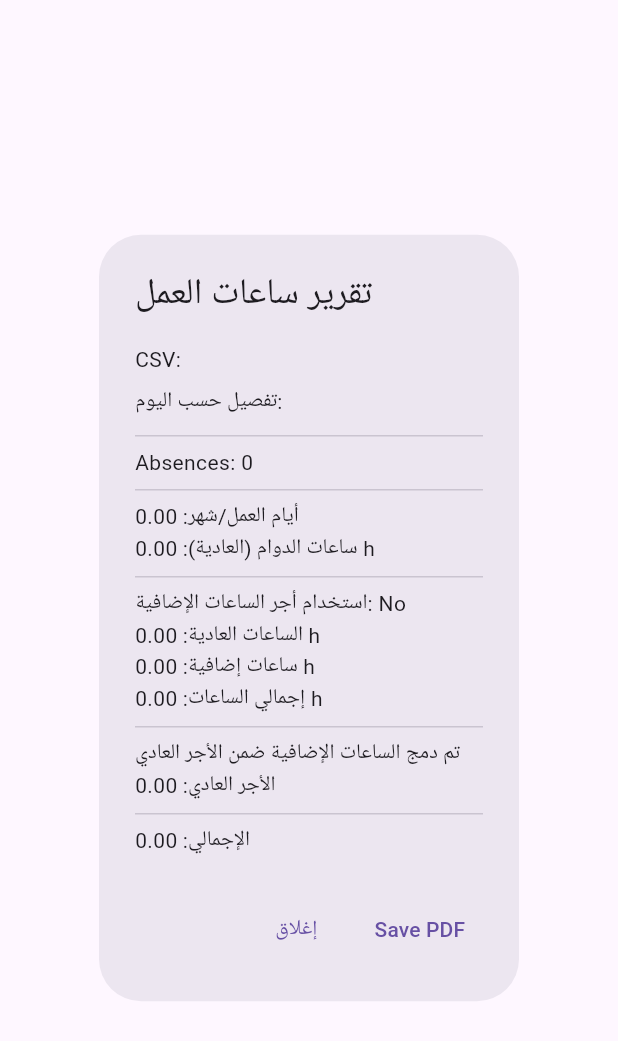
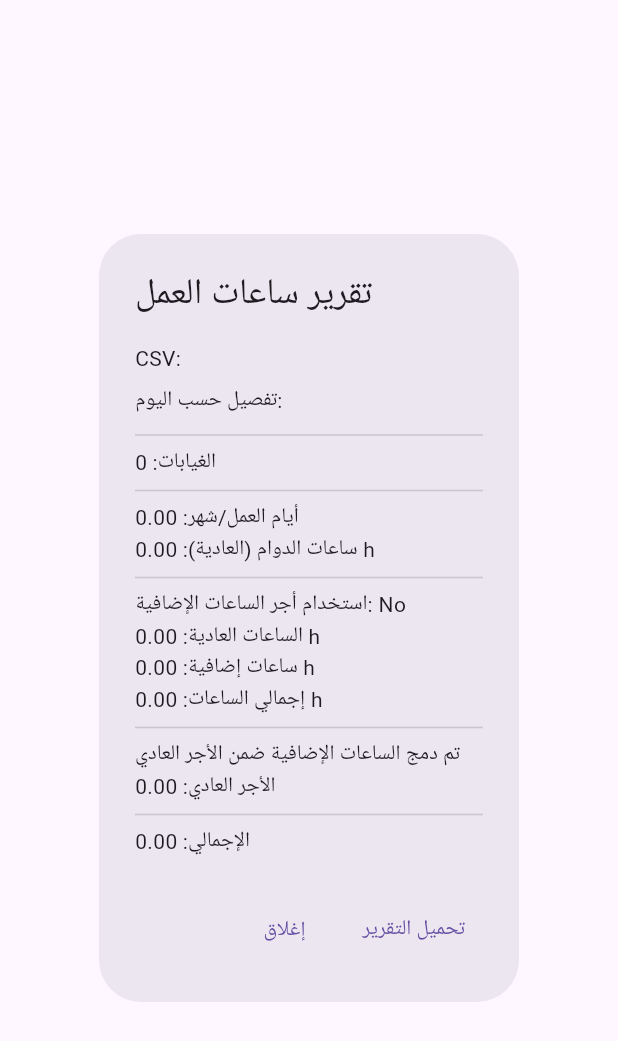
Before and after one commit to HasanZawahra/Working_Hours_Calculator, a Flutter app: the ReportDialog widget shown alone on an empty page, opened directly with empty values, on a phone screen of 412 x 824 dp. Shown: the top 1041 px of the screen. Run offline on Flutter 3.47's test engine with Material 3 defaults, Android fonts, the phone set to English and light mode, and no system bars; our stand-ins replace file_picker, pdf, printing.

Commit message:
adjusted some texts

```diff
--- a/lib/services/l10n/app_ar.arb
+++ b/lib/services/l10n/app_ar.arb
@@ -32,5 +32,7 @@
   "totalHours": "إجمالي الساعات",
   "normalHourlyPayRate": "معدل الأجر العادي لكل ساعة",
   "invalidWorkingDaysNumbers" : "يرجى إدخال قيم رقمية صحيحة لأيام العمل.",
-  "invalidHoursPerShiftNumbers" : "يرجى إدخال قيم رقمية صحيحة لساعات الدوام."
+  "invalidHoursPerShiftNumbers" : "يرجى إدخال قيم رقمية صحيحة لساعات الدوام.",
+  "absences": "الغيابات",
+  "downloadReport": "تحميل التقرير"
 }
--- a/lib/services/l10n/app_en.arb
+++ b/lib/services/l10n/app_en.arb
@@ -32,5 +32,7 @@
   "totalHours": "Total hours",
   "normalHourlyPayRate": "Normal hourly pay rate",
   "invalidWorkingDaysNumbers" : "Please enter valid numeric values for working days.",
-  "invalidHoursPerShiftNumbers" : "Please enter valid numeric values for hours per shift."
+  "invalidHoursPerShiftNumbers" : "Please enter valid numeric values for hours per shift.",
+  "absences": "Absences",
+  "downloadReport": "Download report"
 }
--- a/lib/services/l10n/app_localizations.dart
+++ b/lib/services/l10n/app_localizations.dart
@@ -301,6 +301,18 @@ abstract class AppLocalizations {
   /// In en, this message translates to:
   /// **'Please enter valid numeric values for hours per shift.'**
   String get invalidHoursPerShiftNumbers;
+
+  /// No description provided for @absences.
+  ///
+  /// In en, this message translates to:
+  /// **'Absences'**
+  String get absences;
+
+  /// No description provided for @downloadReport.
+  ///
+  /// In en, this message translates to:
+  /// **'Download report'**
+  String get downloadReport;
 }
 
 class _AppLocalizationsDelegate
--- a/lib/services/l10n/app_localizations_ar.dart
+++ b/lib/services/l10n/app_localizations_ar.dart
@@ -115,4 +115,10 @@ class AppLocalizationsAr extends AppLocalizations {
   @override
   String get invalidHoursPerShiftNumbers =>
       'يرجى إدخال قيم رقمية صحيحة لساعات الدوام.';
+
+  @override
+  String get absences => 'الغيابات';
+
+  @override
+  String get downloadReport => 'تحميل التقرير';
 }
--- a/lib/services/l10n/app_localizations_en.dart
+++ b/lib/services/l10n/app_localizations_en.dart
@@ -115,4 +115,10 @@ class AppLocalizationsEn extends AppLocalizations {
   @override
   String get invalidHoursPerShiftNumbers =>
       'Please enter valid numeric values for hours per shift.';
+
+  @override
+  String get absences => 'Absences';
+
+  @override
+  String get downloadReport => 'Download report';
 }
--- a/lib/services/report_generator.dart
+++ b/lib/services/report_generator.dart
@@ -62,11 +62,10 @@ class ReportGenerator {
           ),
           pw.SizedBox(height: 12),
           pw.Divider(),
-          pw.Text('Settings', style: pw.TextStyle(fontWeight: pw.FontWeight.bold)),
           pw.SizedBox(height: 6),
           labeledRow(t.workingDaysMonth, workingDays.toStringAsFixed(2)),
           labeledRow(t.hoursPerShiftNormal, '${hoursPerShift.toStringAsFixed(2)} h'),
-          labeledRow('Absences', absenceCount.toString()),
+          labeledRow(t.absences, absenceCount.toString()),
           labeledRow(t.useOvertimeRate, payOvertimeSeparately ? 'Yes' : 'No'),
           pw.SizedBox(height: 12),
           pw.Divider(),
--- a/lib/widgets/report_dialog.dart
+++ b/lib/widgets/report_dialog.dart
@@ -54,7 +54,7 @@ class ReportDialog extends StatelessWidget {
             const SizedBox(height: 4),
             ...perDayHours.map((e) => Text('${e.key}: ${e.value.toStringAsFixed(2)} h')),
             const Divider(),
-            Text('Absences: $absenceCount'),
+            Text('${t.absences}: $absenceCount'),
             const Divider(),
             Text('${t.workingDaysMonth}: ${workingDays.toStringAsFixed(2)}'),
             Text('${t.hoursPerShiftNormal}: ${hoursPerShift.toStringAsFixed(2)} h'),
@@ -80,7 +80,7 @@ class ReportDialog extends StatelessWidget {
       ),
       actions: [
         TextButton(onPressed: () => Navigator.pop(context), child: Text(t.close)),
-        TextButton(onPressed: () async => onSavePdf(), child: const Text('Save PDF')),
+        TextButton(onPressed: () async => onSavePdf(), child: Text(t.downloadReport)),
       ],
     );
   }
```
